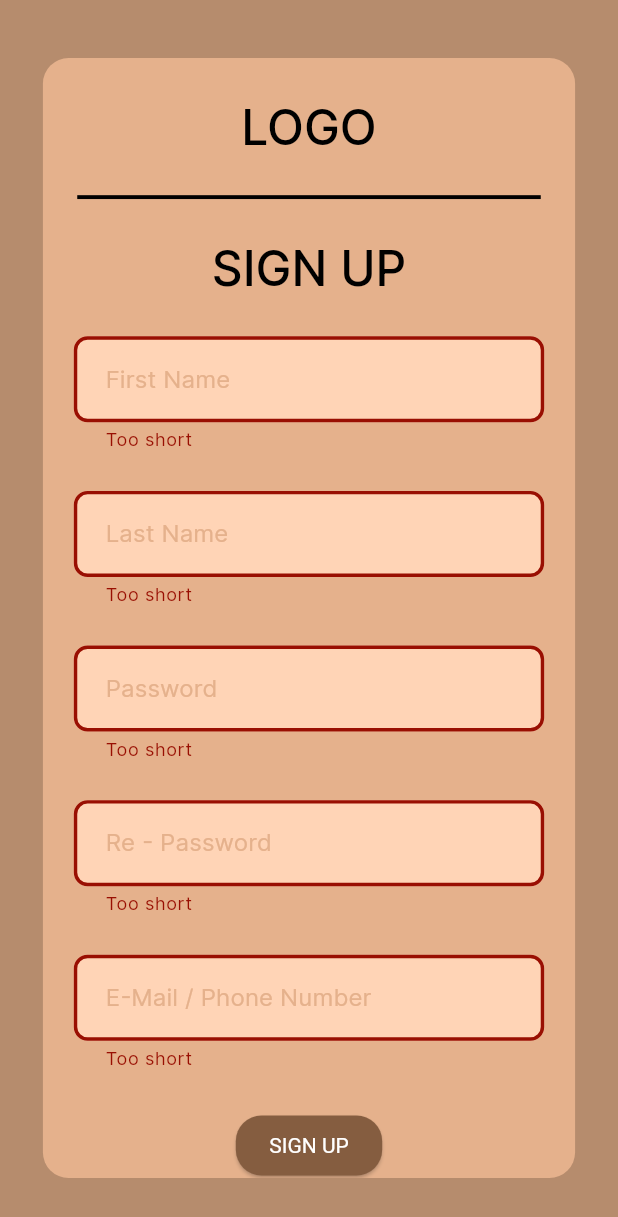
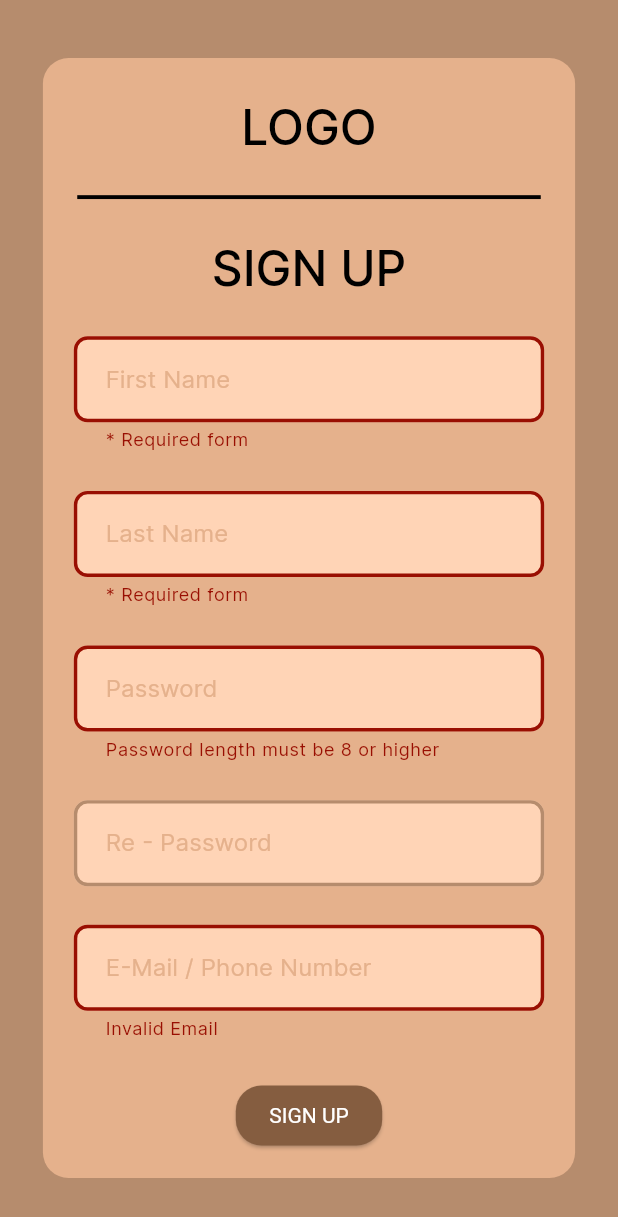
Before and after one commit to YigitTilki/TakeDataAndUpdate, a Flutter app: the RegisterPage screen opened by its route, after a tap on "SIGN UP", on a phone screen of 412 x 824 dp. Shown: the top 1217 px of the screen. Run offline on Flutter 3.47's test engine with Material 3 defaults, Android fonts, the phone set to English and light mode, and no system bars; our stand-ins replace auto_route, firebase_auth, firebase_core, flutter_screenutil; accounts and stored records are empty.

Commit message:
firebase connect

```diff
--- a/lib/core/route/app_router.dart
+++ b/lib/core/route/app_router.dart
@@ -1,4 +1,5 @@
 import 'package:auto_route/auto_route.dart';
+import 'package:flutter/material.dart';
 import 'package:take_data_and_update_project/src/features/auth/presentation/login_page/login_page.dart';
 import 'package:take_data_and_update_project/src/features/auth/presentation/register_page/register_page.dart';
 import 'package:take_data_and_update_project/src/features/home_page/presentation/home_page.dart';
--- a/lib/core/theme/light_theme.dart
+++ b/lib/core/theme/light_theme.dart
@@ -17,11 +17,11 @@ class LightTheme {
   static ColorScheme get _colorScheme => const ColorScheme(
       brightness: Brightness.light,
       primary: homeBackgroundColor,
-      onPrimary: homeBackgroundColor,
+      onPrimary: fourthColor,
       secondary: secondaryColor,
       onSecondary: homeBackgroundColor,
-      error: homeBackgroundColor,
-      onError: homeBackgroundColor,
+      error: errorColor,
+      onError: onErrorColor,
       background: homeBackgroundColor,
       onBackground: homeBackgroundColor,
       surface: blackColor,
@@ -125,11 +125,16 @@ class LightTheme {
         ),
       );
 
+  static SnackBarThemeData get _snackBarThemeData => SnackBarThemeData(
+      actionTextColor: fourthColor,
+      backgroundColor: homeBackgroundColor,
+      contentTextStyle: _appTextTheme.labelMedium);
   static ThemeData get themeData {
     return ThemeData(
         scaffoldBackgroundColor: homeBackgroundColor,
         appBarTheme: _appBarTheme,
         drawerTheme: _drawerThemeData,
+        snackBarTheme: _snackBarThemeData,
         colorScheme: _colorScheme,
         fontFamily: _appFont,
         textTheme: _appTextTheme,
--- a/lib/core/util/extensions/build_context_extension.dart
+++ b/lib/core/util/extensions/build_context_extension.dart
@@ -9,6 +9,9 @@ extension BuildContextExtansion on BuildContext {
   Color get secondaryColor => colorScheme.secondary;
   Color get blackColor => colorScheme.surface;
   Color get tertiarityColor => colorScheme.tertiary;
+  Color get fourthColor => colorScheme.onPrimary;
+  Color get errorColor => colorScheme.error;
+  Color get onErrorColor => colorScheme.onError;
 
   //TextStyles
   TextStyle? get headLineLarge => textTheme.headlineLarge;
--- a/lib/main.dart
+++ b/lib/main.dart
@@ -9,6 +9,7 @@ void main() async {
   await Firebase.initializeApp(
     options: DefaultFirebaseOptions.currentPlatform,
   );
+
   await ScreenUtil.ensureScreenSize();
   runApp(AppWidget());
 }
--- /dev/null
+++ b/lib/src/features/auth/implementation/firebase_auth_services.dart
@@ -0,0 +1,30 @@
+import 'package:firebase_auth/firebase_auth.dart';
+import 'package:flutter/material.dart';
+
+class FirebaseAuthService {
+  final FirebaseAuth _auth = FirebaseAuth.instance;
+
+  Future<User?> signIn(String email, String password) async {
+    try {
+      UserCredential credential = await _auth.signInWithEmailAndPassword(
+          email: email, password: password);
+      return credential.user;
+    } catch (e) {
+      debugPrint("Some error occured");
+    }
+    return null;
+  }
+
+  Future<User?> signUp(
+      String email, String password, String displayName) async {
+    try {
+      UserCredential credential = await _auth.createUserWithEmailAndPassword(
+          email: email, password: password);
+      credential.user?.updateDisplayName(displayName);
+      return credential.user;
+    } catch (e) {
+      debugPrint("Some error occured");
+    }
+    return null;
+  }
+}
--- /dev/null
+++ b/lib/src/features/auth/implementation/naninani.dart
@@ -0,0 +1,43 @@
+import 'package:auto_route/auto_route.dart';
+import 'package:firebase_auth/firebase_auth.dart';
+import 'package:flutter/material.dart';
+import 'package:take_data_and_update_project/core/route/app_router.dart';
+import 'package:take_data_and_update_project/src/features/auth/implementation/firebase_auth_services.dart';
+import 'package:take_data_and_update_project/src/features/common/scaffold_messangers.dart';
+
+class FirebaseInteractions {
+  final FirebaseAuthService _auth = FirebaseAuthService();
+
+  void loginAdmin(BuildContext context, String emailController,
+      String passwordController) async {
+    String email = emailController;
+    String password = passwordController;
+
+    User? user = await _auth.signIn(email, password);
+    String? displayName = user?.displayName;
+    if (!context.mounted) return;
+    if (user != null) {
+      debugPrint("User signed in");
+      context.router.replace(HomeRoute(displayName: displayName!));
+    } else {
+      scaffoldMessanger(context, 'E-Mail or Password Error');
+    }
+  }
+
+  void signUpAdmin(BuildContext context, String emailController,
+      String passwordController, String displayName) async {
+    String email = emailController;
+    String password = passwordController;
+
+    User? user = await _auth.signUp(email, password, displayName);
+
+    if (!context.mounted) return;
+    if (user != null) {
+      debugPrint("User signed up");
+
+      context.router.replace(HomeRoute(displayName: displayName));
+    } else {
+      scaffoldMessanger(context, 'Some error occured');
+    }
+  }
+}
--- a/lib/src/features/auth/presentation/auth_text_form_field.dart
+++ b/lib/src/features/auth/presentation/auth_text_form_field.dart
@@ -6,8 +6,16 @@ import 'package:take_data_and_update_project/core/util/extensions/build_context_
 class AuthTextFormField extends StatelessWidget {
   final String hintText;
   final String? Function(String?)? validator;
+  final TextEditingController controller;
+  final TextInputType keyboardType;
+  final bool? obscureText;
   const AuthTextFormField(
-      {super.key, required this.hintText, required this.validator});
+      {super.key,
+      required this.hintText,
+      required this.validator,
+      required this.controller,
+      required this.keyboardType,
+      this.obscureText});
 
   @override
   Widget build(BuildContext context) {
@@ -17,6 +25,9 @@ class AuthTextFormField extends StatelessWidget {
         padding: EdgeInsets.symmetric(
             horizontal: AppPadding.horizontal.largePadding),
         child: TextFormField(
+          keyboardType: keyboardType,
+          controller: controller,
+          obscureText: obscureText ?? false,
           style: context.labelLarge,
           decoration: InputDecoration(
             hintText: hintText,
--- a/lib/src/features/auth/presentation/register_page/register_page.dart
+++ b/lib/src/features/auth/presentation/register_page/register_page.dart
@@ -5,6 +5,7 @@ import 'package:take_data_and_update_project/core/constants/app_string.dart';
 import 'package:take_data_and_update_project/core/route/app_router.dart';
 import 'package:take_data_and_update_project/core/util/app_spacer.dart';
 import 'package:take_data_and_update_project/core/util/extensions/build_context_extension.dart';
+import 'package:take_data_and_update_project/src/features/auth/implementation/naninani.dart';
 import 'package:take_data_and_update_project/src/features/auth/presentation/auth_text_form_field.dart';
 import 'package:take_data_and_update_project/src/features/auth/presentation/logo_divider_view.dart';
 import 'package:take_data_and_update_project/src/features/common/main_container_decoration.dart';
@@ -20,6 +21,23 @@ class RegisterPage extends StatefulWidget {
 }
 
 class _RegisterPageState extends State<RegisterPage> {
+  final TextEditingController _emailTextController = TextEditingController();
+  final TextEditingController _passwordTextController = TextEditingController();
+  final TextEditingController _rePasswordTextController =
+      TextEditingController();
+  final TextEditingController _firstNameController = TextEditingController();
+  final TextEditingController _lastNameController = TextEditingController();
+
+  @override
+  void dispose() {
+    _emailTextController.dispose();
+    _passwordTextController.dispose();
+    _firstNameController.dispose();
+    _lastNameController.dispose();
+    _rePasswordTextController.dispose();
+    super.dispose();
+  }
+
   @override
   Widget build(BuildContext context) {
     const int containerWidth = 310;
@@ -45,60 +63,73 @@ class _RegisterPageState extends State<RegisterPage> {
                     AppSpacer.vertical.space20,
                     //TODO: FirstName validate and controller config
                     AuthTextFormField(
+                      controller: _firstNameController,
+                      keyboardType: TextInputType.name,
                       hintText: AppString.firstName,
                       validator: (value) {
-                        if (value!.isNotEmpty && value.length > 5) {
+                        if (value!.isNotEmpty) {
                           return null;
                         } else {
-                          return "Too short";
+                          return "* Required form";
                         }
                       },
                     ),
                     AppSpacer.vertical.space20,
                     //TODO: LastName validate and controller config
                     AuthTextFormField(
+                      controller: _lastNameController,
+                      keyboardType: TextInputType.name,
                       hintText: AppString.lastName,
                       validator: (value) {
-                        if (value!.isNotEmpty && value.length > 5) {
+                        if (value!.isNotEmpty && value.length >= 2) {
                           return null;
                         } else {
-                          return "Too short";
+                          return "* Required form";
                         }
                       },
                     ),
                     AppSpacer.vertical.space20,
                     //TODO: Password validate and controller config
                     AuthTextFormField(
+                      controller: _passwordTextController,
+                      keyboardType: TextInputType.visiblePassword,
+                      obscureText: true,
                       hintText: AppString.password,
                       validator: (value) {
-                        if (value!.isNotEmpty && value.length > 5) {
+                        if (value!.isNotEmpty && value.length >= 8) {
                           return null;
                         } else {
-                          return "Too short";
+                          return "Password length must be 8 or higher";
                         }
                       },
                     ),
                     AppSpacer.vertical.space20,
                     //TODO: RePassword validate and controller config
                     AuthTextFormField(
+                      controller: _rePasswordTextController,
+                      keyboardType: TextInputType.visiblePassword,
+                      obscureText: true,
                       hintText: AppString.rePassword,
                       validator: (value) {
-                        if (value!.isNotEmpty && value.length > 5) {
+                        if (value != _passwordTextController.text) {
+                          return "Passwords doesn't match";
+                        } else {
                           return null;
-                        } else {
-                          return "Too short";
                         }
                       },
                     ),
                     AppSpacer.vertical.space20,
                     //TODO: Email / PhoneNumber validate and controller config
                     AuthTextFormField(
+                      controller: _emailTextController,
+                      keyboardType: TextInputType.emailAddress,
                       hintText: AppString.emailPhonenumber,
                       validator: (value) {
-                        if (value!.isNotEmpty && value.length > 5) {
+                        if (value!.isNotEmpty && value.length > 7) {
                           return null;
                         } else {
-                          return "Too short";
+                          //TODO: email validator
+                          return "Invalid Email";
                         }
                       },
                     ),
@@ -107,6 +138,14 @@ class _RegisterPageState extends State<RegisterPage> {
                       onPressed: () {
                         if (!RegisterPage._formKey.currentState!.validate()) {
                           return debugPrint("Olmadı");
+                        } else {
+                          FirebaseInteractions().signUpAdmin(
+                              context,
+                              _emailTextController.text,
+                              _passwordTextController.text,
+                              "${_firstNameController.text}"
+                              " "
+                              "${_lastNameController.text}");
                         }
                       },
                       child: const Text(
--- a/pubspec.yaml
+++ b/pubspec.yaml
@@ -37,6 +37,8 @@ dependencies:
   flutter_screenutil: ^5.9.0
   auto_route: ^7.8.4
   firebase_core: ^2.24.0
+  firebase_auth: ^4.15.0
+
 
 dev_dependencies:
   flutter_test:
```
Also changed, not shown: lib/src/features/auth/presentation/login_page/login_page.dart (+26 -5 lines), lib/src/features/common/scaffold_messangers.dart (added, +18 -0 lines), lib/src/features/home_page/presentation/home_page.dart (+17 -6 lines), lib/core/route/app_router.gr.dart, pubspec.lock, 3 other files.
